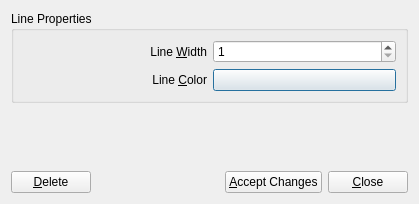
Above: sconcho/gui/ui/pattern_repeat_box_dialog.ui from haskelladdict/sconcho before the change. Below: the same form after it.
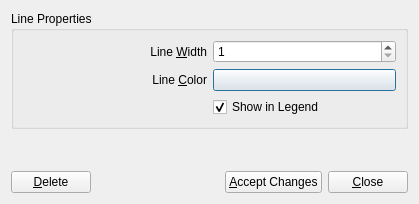
That is the form after the change.

Commit message: Added legend entries for repeat boxes.

What changed in the file:
```diff
--- a/sconcho/gui/ui/pattern_repeat_box_dialog.ui
+++ b/sconcho/gui/ui/pattern_repeat_box_dialog.ui
@@ -65,6 +65,16 @@
           </property>
          </widget>
         </item>
+        <item row="2" column="1">
+         <widget class="QCheckBox" name="legendChecker">
+          <property name="text">
+           <string>Show in Legend</string>
+          </property>
+          <property name="checked">
+           <bool>true</bool>
+          </property>
+         </widget>
+        </item>
        </layout>
       </item>
      </layout>
```
The commit also changes 16 other files.
